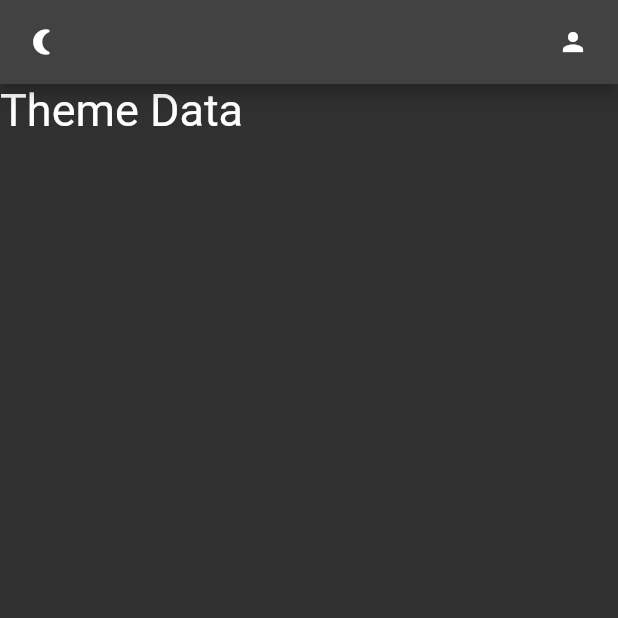
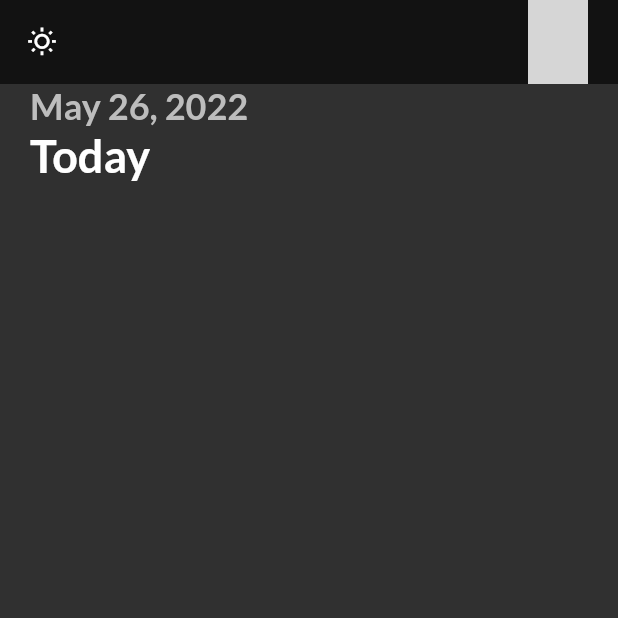
Before and after one commit to haikallf/flutter-todoapp, a Flutter app: the screen it shows after launch, after a tap on the "nightlight round" icon, on a phone screen of 412 x 824 dp, the top half of it. Run offline on Flutter 3.47's test engine with Material 2 defaults, Android fonts, the phone set to English and light mode, and no system bars; our stand-ins replace get, get_storage, google_fonts; statements that could not run were skipped; grey boxes are pictures that could not be loaded.

```diff
--- a/lib/ui/home_page.dart
+++ b/lib/ui/home_page.dart
@@ -1,6 +1,11 @@
 import 'package:flutter/cupertino.dart';
 import 'package:flutter/material.dart';
+import 'package:intl/intl.dart';
 import 'package:todoapp/services/theme_services.dart';
+import 'package:get/get.dart';
+import 'package:todoapp/ui/theme.dart';
+
+import '../services/notification_services.dart';
 
 class HomePage extends StatefulWidget {
   const HomePage({Key? key}) : super(key: key);
@@ -10,16 +15,37 @@ class HomePage extends StatefulWidget {
 }
 
 class _HomePageState extends State<HomePage> {
+  var notifyHelper;
+  @override
+  void initState() {
+    // TODO: implement initState
+    super.initState();
+    notifyHelper = NotifyHelper();
+    notifyHelper.initializeNotification();
+    notifyHelper.requestIOSPermissions();
+  }
+
   @override
   Widget build(BuildContext context) {
     return Scaffold(
       appBar: _appBar(),
       body: Column(
         children: [
-          Text("Theme Data",
-          style: TextStyle(
-            fontSize: 30
-          ),
+          Row(
+            children: [
+              Container(
+                margin: EdgeInsets.symmetric(horizontal: 20),
+                child: Column(
+                  crossAxisAlignment: CrossAxisAlignment.start,
+                  children: [
+                    Text(DateFormat.yMMMd().format(DateTime.now()),
+                          style: subHeadingStyle),
+                    Text("Today",
+                        style: headingStyle)
+                  ],
+                ),
+              )
+            ],
           )
         ],
       )
@@ -28,14 +54,27 @@ class _HomePageState extends State<HomePage> {
 
   _appBar() {
     return AppBar(
+      elevation: 0,
+      backgroundColor: context.theme.backgroundColor,
       leading: GestureDetector(
         onTap: (){
           ThemeService().swicthTheme();
+          notifyHelper.displayNotification(
+            title: "Theme changed",
+            body: Get.isDarkMode ? "Light theme activated!" : "Dark theme activated!",
+          );
+          notifyHelper.scheduledNotification();
         },
-        child: Icon(Icons.nightlight_round, size: 20),
+        child: Icon(
+            Get.isDarkMode ? Icons.wb_sunny_outlined : Icons.nightlight_round,
+            size: 20,
+            color: Get.isDarkMode ? Colors.white : Colors.black
+            ),
       ),
       actions: [
-        Icon(Icons.person, size: 20),
+        CircleAvatar(
+          backgroundImage: AssetImage("images/profile.jpg"),
+        ),
         SizedBox(width: 20,)
       ],
     );
--- a/lib/ui/theme.dart
+++ b/lib/ui/theme.dart
@@ -1,4 +1,6 @@
 import 'package:flutter/material.dart';
+import 'package:google_fonts/google_fonts.dart';
+import 'package:get/get.dart';
 
 Map<int, Color> colorCodes = {
   50: Color.fromRGBO(147, 205, 72, .1),
@@ -28,12 +30,34 @@ class Themes {
   static final light =  ThemeData(
     primarySwatch: primaryMaterialClr,
     primaryColor: primaryClr,
+    backgroundColor: Colors.white,
     brightness: Brightness.light
   );
 
   static final dark = ThemeData(
     primarySwatch: darkGreyMaterialClr,
     primaryColor: darkGreyClr,
+    backgroundColor: darkGreyClr,
     brightness: Brightness.dark
   );
 }
+
+TextStyle get subHeadingStyle{
+  return GoogleFonts.lato (
+    textStyle: TextStyle(
+      fontSize: 24,
+      fontWeight: FontWeight.bold,
+      color: Get.isDarkMode ? Colors.grey[400]: Colors.grey
+    )
+  );
+}
+
+TextStyle get headingStyle{
+  return GoogleFonts.lato (
+      textStyle: TextStyle(
+          fontSize: 30,
+          fontWeight: FontWeight.bold,
+          color: Get.isDarkMode ? Colors.white: Colors.black
+      )
+  );
+}
--- /dev/null
+++ b/lib/ui/widgets/button.dart
@@ -0,0 +1,21 @@
+import 'package:flutter/cupertino.dart';
+import 'package:todoapp/ui/theme.dart';
+
+class MyButton extends StatelessWidget {
+  const MyButton({Key? key}) : super(key: key);
+
+  @override
+  Widget build(BuildContext context) {
+    return GestureDetector(
+      onTap: () => null,
+      child: Container(
+        width: 100,
+        height: 60,
+        decoration: BoxDecoration(
+          borderRadius: BorderRadius.circular(20),
+          color: primaryClr
+        ),
+      ),
+    );
+  }
+}
```
Also changed, not shown: images/profile.jpg (added).
